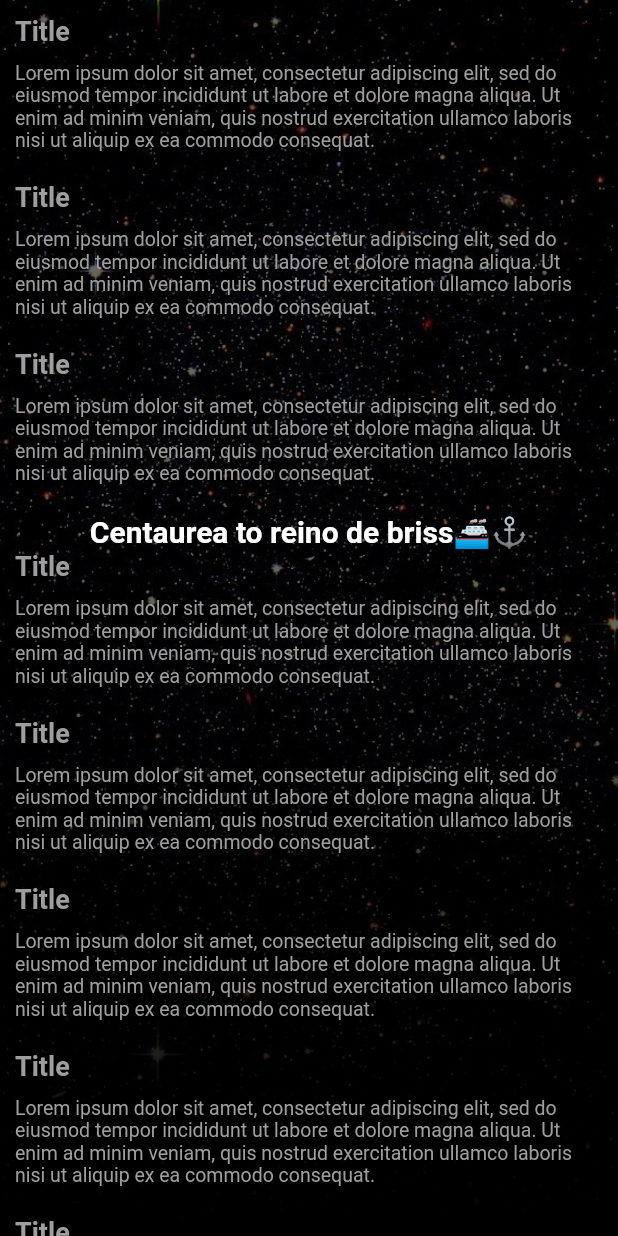
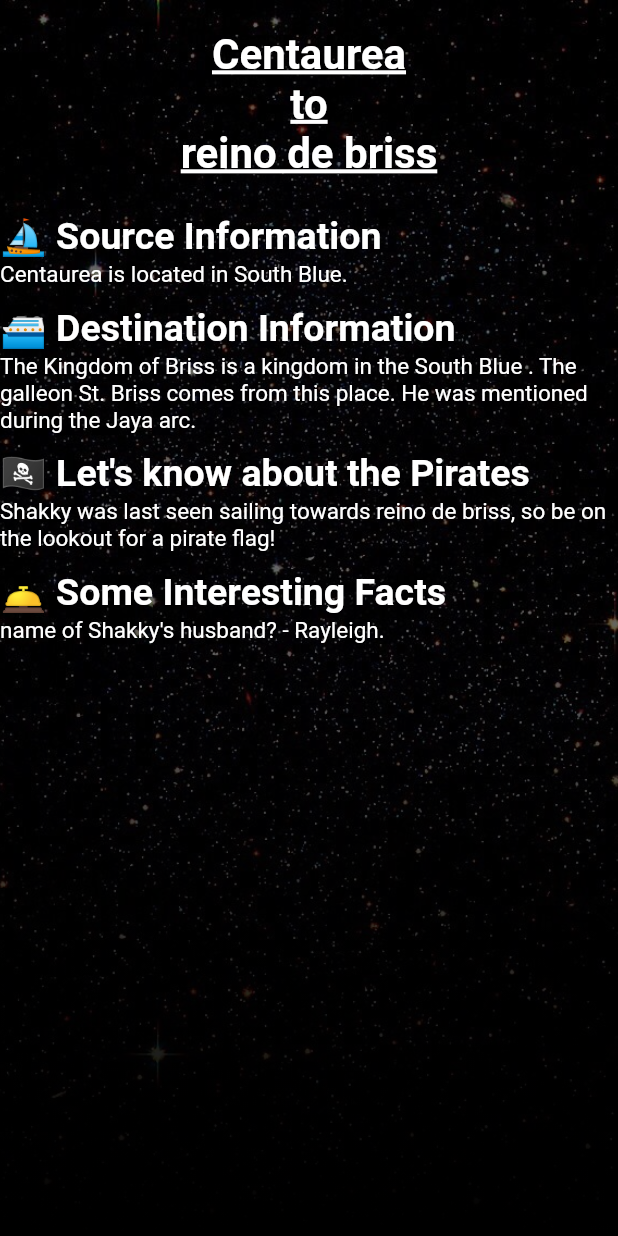
Before and after one commit to GyaneshSamanta/AhoyHacks, a Flutter app: the DetailsScreen screen opened directly with sample values from the repository, on a phone screen of 412 x 824 dp. Run offline on Flutter 3.47's test engine with Material 2 defaults, Android fonts, the phone set to English and light mode, and no system bars; our stand-ins replace font_awesome_flutter, webview_flutter.

Commit message:
🎉 Made the changes

```diff
--- a/lib/main.dart
+++ b/lib/main.dart
@@ -1,5 +1,6 @@
 // import 'package:ahoy_hacks/screens/forgot_password.dart';
 // import 'package:ahoy_hacks/screens/login_screen.dart';
+import 'package:ahoy_hacks/screens/random.dart';
 import 'package:flutter/material.dart';
 import 'package:provider/provider.dart';
 
--- a/lib/screens/details_screen.dart
+++ b/lib/screens/details_screen.dart
@@ -17,44 +17,105 @@ class DetailsScreen extends StatelessWidget {
           const BackgroundImage(image: 'assets/images/stars.jpg'),
           Scaffold(
             backgroundColor: Colors.black12,
-              body: ListView.builder(
-                padding: const EdgeInsets.all(10),
-                itemCount: 10,
-                itemBuilder: (context, index) {
-                  return index == 03
-                      ? Text(
-                          "${_travelDetails.source} to ${_travelDetails.destination}🚢⚓",
+            body: ListView(
+              children: [
+                SizedBox(height: 20),
+                Text(
+                  "${_travelDetails.source}",
                   textAlign: TextAlign.center,
                   style: const TextStyle(
-                              fontSize: 20,
+                      fontSize: 28,
+                      decoration: TextDecoration.underline,
+                      decorationThickness: 2,
                       fontWeight: FontWeight.bold,
                       color: Colors.white),
-                        )
-                      : Column(
-                          crossAxisAlignment: CrossAxisAlignment.start,
-                          children: const [
-                            Text(
-                              "Title",
-                              style: TextStyle(
-                                  fontWeight: FontWeight.bold,
-                                  fontSize: 18,
-                                  color: Colors.grey),
-                            ),
-                            SizedBox(
-                              height: 10,
                 ),
                 Text(
-                              "Lorem ipsum dolor sit amet, consectetur adipiscing elit, sed do eiusmod tempor incididunt ut labore et dolore magna aliqua. Ut enim ad minim veniam, quis nostrud exercitation ullamco laboris nisi ut aliquip ex ea commodo consequat. ",
-                              style:
-                                  TextStyle(fontSize: 13, color: Colors.grey),
+                  "to",
+                  textAlign: TextAlign.center,
+                  style: const TextStyle(
+                      fontSize: 28,
+                      fontWeight: FontWeight.bold,
+                      decoration: TextDecoration.underline,
+                      decorationThickness: 2,
+                      color: Colors.white),
                 ),
-                            SizedBox(
-                              height: 20,
+                Text(
+                  "${_travelDetails.destination}",
+                  textAlign: TextAlign.center,
+                  style: const TextStyle(
+                      fontSize: 28,
+                      decoration: TextDecoration.underline,
+                      decorationThickness: 2,
+                      fontWeight: FontWeight.bold,
+                      color: Colors.white),
                 ),
+                SizedBox(height: 17),
+                Text(
+                  "⛵ Source Information",
+                  style: TextStyle(
+                    fontWeight: FontWeight.w600,
+                    color: Colors.white,
+                    fontSize: 25,
+                    height: 1.5,
+                    decorationColor: Colors.white,
+                  ),
+                ),
+                Text(
+                  "${_travelDetails.sourceInfo}",
+                  style: TextStyle(color: Colors.white, fontSize: 15),
+                ),
+                SizedBox(height: 5),
+                Text(
+                  "🛳️ Destination Information",
+                  style: TextStyle(
+                    fontWeight: FontWeight.w600,
+                    color: Colors.white,
+                    fontSize: 25,
+                    height: 1.5,
+                    decorationColor: Colors.white,
+                  ),
+                ),
+                Text(
+                  "${_travelDetails.destInfo}",
+                  style: TextStyle(color: Colors.white, fontSize: 15),
+                ),
+                SizedBox(height: 5),
+                Text(
+                  "🏴‍☠️ Let's know about the Pirates",
+                  style: TextStyle(
+                    fontWeight: FontWeight.w600,
+                    color: Colors.white,
+                    fontSize: 25,
+                    height: 1.5,
+                    decorationColor: Colors.white,
+                  ),
+                ),
+                Text(
+                  "${_travelDetails.pirates}",
+                  style: TextStyle(color: Colors.white, fontSize: 15),
+                ),
+                SizedBox(height: 5),
+                Text(
+                  "🛎️ Some Interesting Facts",
+                  style: TextStyle(
+                    fontWeight: FontWeight.w600,
+                    color: Colors.white,
+                    fontSize: 25,
+                    height: 1.5,
+                    // decoration: TextDecoration.underline,
+                    decorationColor: Colors.white,
+                    // decorationThickness: 2,
+                  ),
+                ),
+                Text(
+                  "${_travelDetails.trivia}",
+                  style: TextStyle(color: Colors.white, fontSize: 15),
+                ),
+                SizedBox(height: 5),
               ],
-                        );
-                },
-              )),
+            ),
+          ),
         ],
       ),
     );
--- a/lib/screens/home_screen.dart
+++ b/lib/screens/home_screen.dart
@@ -119,7 +119,7 @@ class _HomeScreenState extends State<HomeScreen> {
                         });
                       },
                 child: const Text(
-                  "Explore!",
+                  "Go!",
                   style: TextStyle(fontSize: 9),
                 ),
                 backgroundColor: const Color(0xffAEAC70),
--- a/lib/widgets/drop_down_box.dart
+++ b/lib/widgets/drop_down_box.dart
@@ -13,10 +13,17 @@ class DropdownBox extends StatefulWidget {
 class _DropdownBoxState extends State<DropdownBox> {
   String? _dropdownValue;
   List<String> dropDownOptions = [
-    "Dash",
-    "Sparky",
-    "Snoo",
-    "Clippy",
+    "Centaurea",
+    "Oykot",
+    "Reina de whiteland",
+    "Reinade Deul",
+    "Reina de Ballywood",
+    "reino de briss",
+    "Base da Alvida",
+    "Illa da Cabra",
+    "lvneel",
+    "Rubeck",
+    "Toroa",
   ];
 
   void dropdownCallback(String? selectedValue) {
```
Lines whose indentation alone changed are shown as unchanged.
